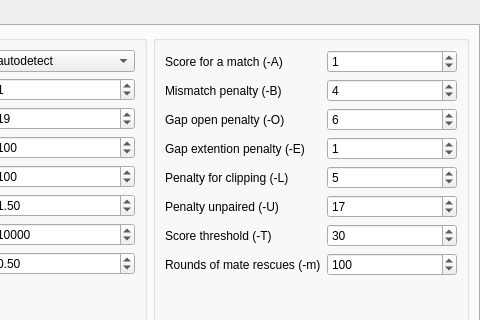
Above: src/plugins/external_tool_support/src/bwa/BwaMemSettings.ui from violethaze74/ugene before the change; both pictures show x 180 to 660 and y 0 to 320 of the 660 by 447 pixel window. Below: the same form after it.
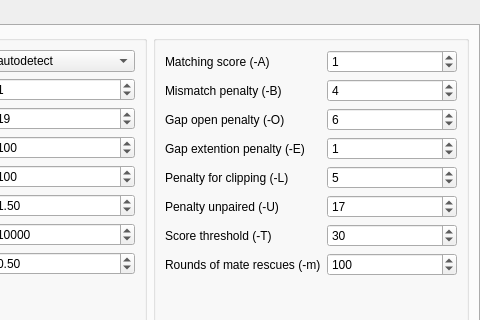
That is the form after the change.

Commit message: UGENE-5394 Two "Mismatch penalty" parameters in BWA-MEM element fix

```diff
--- a/src/plugins/external_tool_support/src/bwa/BwaMemSettings.ui
+++ b/src/plugins/external_tool_support/src/bwa/BwaMemSettings.ui
@@ -390,7 +390,7 @@
                <enum>Qt::LeftToRight</enum>
               </property>
               <property name="text">
-               <string>Score for a match (-A)</string>
+               <string>Matching score (-A)</string>
               </property>
               <property name="alignment">
                <set>Qt::AlignLeading|Qt::AlignLeft|Qt::AlignVCenter</set>
```
Left out of the diff: 11 changed lines with no effect on the pictures. The commit also changes 1 other file.
